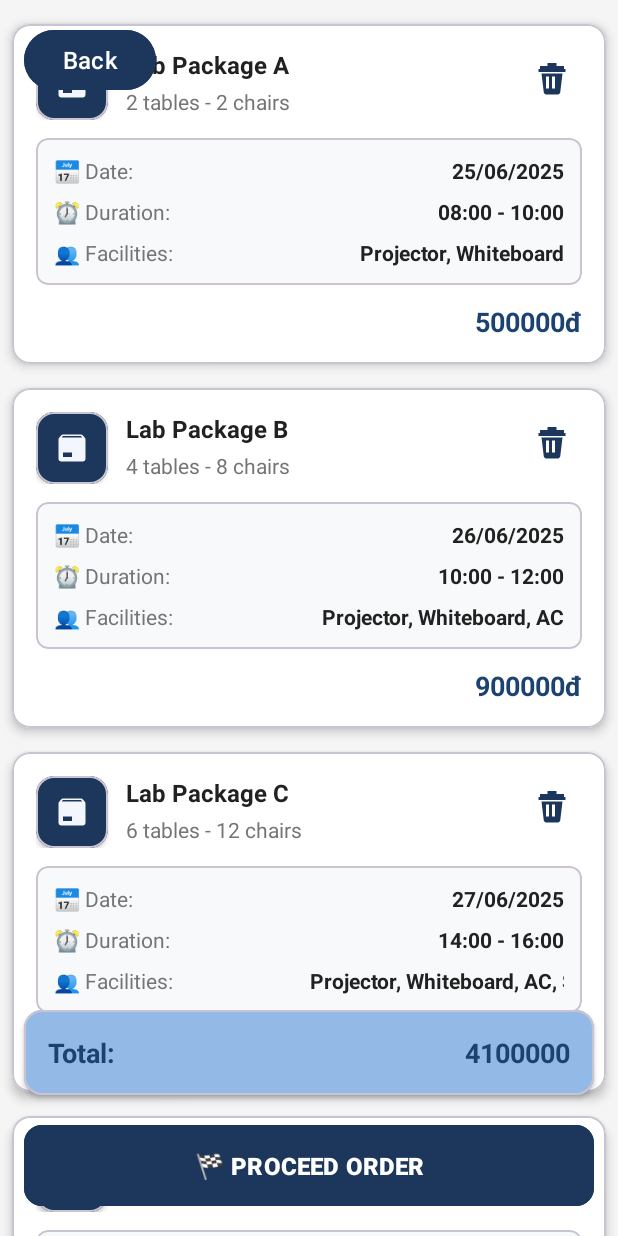
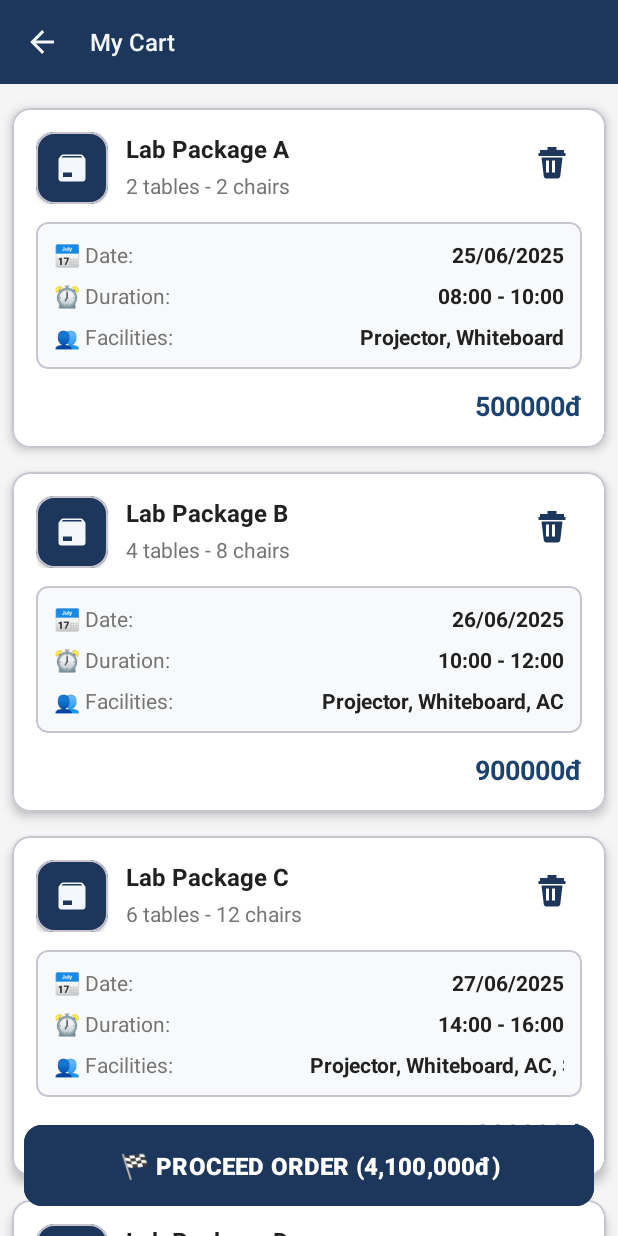
Before and after one commit to haianh18/DemoFuncLAB, an Android app: the CartActivity screen opened directly, with no data from a screen before it, on a phone screen of 412 x 824 dp. Run offline under Robolectric (Android 15) with nearby library versions, the phone set to English and light mode, and no system bars.

Commit message:
fix cart layout

```diff
--- a/app/src/main/java/com/example/demofunclab/CartActivity.java
+++ b/app/src/main/java/com/example/demofunclab/CartActivity.java
@@ -3,6 +3,7 @@ package com.example.demofunclab;
 import android.content.Intent;
 import android.os.Bundle;
 import android.view.View;
+import android.widget.Button;
 import android.widget.LinearLayout;
 import android.widget.TextView;
 
@@ -30,6 +31,8 @@ public class CartActivity extends AppCompatActivity {
     private MaterialCardView summaryCard;
     private TextView textTotal;
 
+    private Button btnProceedOrder;
+
     @Override
     protected void onCreate(Bundle savedInstanceState) {
         super.onCreate(savedInstanceState);
@@ -43,8 +46,10 @@ public class CartActivity extends AppCompatActivity {
 
         recyclerView = findViewById(R.id.recyclerViewCartItems);
         emptyLayout = findViewById(R.id.emptyStateLayout);
-        summaryCard = findViewById(R.id.summaryCard);
-        textTotal = findViewById(R.id.textTotal);
+//        summaryCard = findViewById(R.id.summaryCard);
+//        textTotal = findViewById(R.id.textTotal);
+        btnProceedOrder = findViewById(R.id.btnProceedOrder);
+
 
         recyclerView.setLayoutManager(new LinearLayoutManager(this));
         sampleProducts = new ArrayList<>();
@@ -111,29 +116,32 @@ public class CartActivity extends AppCompatActivity {
         updateCartState();
 
         // Back button logic
-        findViewById(R.id.buttonBackToMain).setOnClickListener(new View.OnClickListener() {
-            @Override
-            public void onClick(View v) {
-                Intent intent = new Intent(CartActivity.this, MainActivity.class);
-                intent.setFlags(Intent.FLAG_ACTIVITY_CLEAR_TOP | Intent.FLAG_ACTIVITY_SINGLE_TOP);
-                startActivity(intent);
-                finish();
-            }
-        });
+//        findViewById(R.id.buttonBackToMain).setOnClickListener(new View.OnClickListener() {
+//            @Override
+//            public void onClick(View v) {
+//                Intent intent = new Intent(CartActivity.this, MainActivity.class);
+//                intent.setFlags(Intent.FLAG_ACTIVITY_CLEAR_TOP | Intent.FLAG_ACTIVITY_SINGLE_TOP);
+//                startActivity(intent);
+//                finish();
+//            }
+//        });
     }
 
     private void updateCartState() {
         if (sampleProducts.isEmpty()) {
             emptyLayout.setVisibility(View.VISIBLE);
             recyclerView.setVisibility(View.GONE);
-            summaryCard.setVisibility(View.GONE);
+//            summaryCard.setVisibility(View.GONE);
+            btnProceedOrder.setVisibility(View.GONE);
         } else {
             emptyLayout.setVisibility(View.GONE);
             recyclerView.setVisibility(View.VISIBLE);
-            summaryCard.setVisibility(View.VISIBLE);
+//            summaryCard.setVisibility(View.VISIBLE);
+            btnProceedOrder.setVisibility(View.VISIBLE);
             int total = 0;
             for (Product p : sampleProducts) total += p.getPrice();
-            textTotal.setText(String.valueOf(total));
+//            textTotal.setText(String.valueOf(total));
+            btnProceedOrder.setText("\uD83C\uDFC1 PROCEED ORDER" + " (" + NumberFormat.getNumberInstance(Locale.US).format(total) + "đ)");
         }
     }
 
--- a/app/src/main/res/layout/activity_cart.xml
+++ b/app/src/main/res/layout/activity_cart.xml
@@ -16,15 +16,18 @@
         android:theme="@style/ThemeOverlay.AppCompat.Dark.ActionBar"
         app:elevation="4dp">
 
-        <!--        <androidx.appcompat.widget.Toolbar-->
-        <!--            android:id="@+id/toolbar"-->
-        <!--            android:layout_width="match_parent"-->
-        <!--            android:layout_height="?attr/actionBarSize"-->
-        <!--            android:background="@color/main_900"-->
-        <!--            app:title="Giỏ đặt phòng"-->
-        <!--            app:titleTextColor="@android:color/white"-->
-        <!--            app:navigationIcon="@drawable/ic_arrow_back_24"-->
-        <!--            app:menu="@menu/cart_menu" />-->
+        <com.google.android.material.appbar.MaterialToolbar
+            android:id="@+id/topAppBar"
+            android:layout_width="match_parent"
+            android:layout_height="wrap_content"
+            android:minHeight="0dp"
+            app:title="My Cart"
+            android:background="@color/main_900"
+            app:titleTextColor="@color/main_50"
+            app:navigationIconTint="@color/main_50"
+            app:titleTextAppearance="@style/OrderConfirmationToolbarTitle"
+            app:navigationIcon="@drawable/arrow_left"
+            />
 
     </com.google.android.material.appbar.AppBarLayout>
 
@@ -103,22 +106,22 @@
     android:background="@android:color/transparent">
 
     <!-- Summary Card -->
-    <com.google.android.material.card.MaterialCardView
-        android:id="@+id/summaryCard"
-        android:layout_width="match_parent"
-        android:layout_height="wrap_content"
-        android:layout_marginLeft="16dp"
-        android:layout_marginRight="16dp"
-        app:cardBackgroundColor="@android:color/white"
-        app:cardCornerRadius="12dp"
-        app:cardElevation="2dp">
+<!--    <com.google.android.material.card.MaterialCardView-->
+<!--        android:id="@+id/summaryCard"-->
+<!--        android:layout_width="match_parent"-->
+<!--        android:layout_height="wrap_content"-->
+<!--        android:layout_marginLeft="16dp"-->
+<!--        android:layout_marginRight="16dp"-->
+<!--        app:cardBackgroundColor="@android:color/white"-->
+<!--        app:cardCornerRadius="12dp"-->
+<!--        app:cardElevation="2dp">-->
 
-        <LinearLayout
-            android:layout_width="match_parent"
-            android:layout_height="wrap_content"
-            android:background="@color/main_300"
-            android:orientation="vertical"
-            android:padding="16dp">
+<!--        <LinearLayout-->
+<!--            android:layout_width="match_parent"-->
+<!--            android:layout_height="wrap_content"-->
+<!--            android:background="@color/main_300"-->
+<!--            android:orientation="vertical"-->
+<!--            android:padding="16dp">-->
 
 <!--            <TextView-->
 <!--                android:layout_width="wrap_content"-->
@@ -189,38 +192,38 @@
 <!--                android:background="#E0E0E0" -->
 <!--                />-->
 
-            <LinearLayout
-                android:layout_width="match_parent"
-                android:layout_height="wrap_content"
-                android:orientation="horizontal">
+<!--            <LinearLayout-->
+<!--                android:layout_width="match_parent"-->
+<!--                android:layout_height="wrap_content"-->
+<!--                android:orientation="horizontal">-->
 
-                <TextView
-                    android:layout_width="0dp"
-                    android:layout_height="wrap_content"
-                    android:layout_weight="1"
-                    android:text="Total:"
-                    android:textColor="@color/main_800"
-                    android:textSize="18sp"
-                    android:textStyle="bold" />
+<!--                <TextView-->
+<!--                    android:layout_width="0dp"-->
+<!--                    android:layout_height="wrap_content"-->
+<!--                    android:layout_weight="1"-->
+<!--                    android:text="Total:"-->
+<!--                    android:textColor="@color/main_800"-->
+<!--                    android:textSize="18sp"-->
+<!--                    android:textStyle="bold" />-->
 
-                <TextView
-                    android:id="@+id/textTotal"
-                    android:layout_width="wrap_content"
-                    android:layout_height="wrap_content"
-                    android:text="1.600.000đ"
-                    android:textColor="@color/main_800"
-                    android:textSize="18sp"
-                    android:textStyle="bold" />
+<!--                <TextView-->
+<!--                    android:id="@+id/textTotal"-->
+<!--                    android:layout_width="wrap_content"-->
+<!--                    android:layout_height="wrap_content"-->
+<!--                    android:text="1.600.000đ"-->
+<!--                    android:textColor="@color/main_800"-->
+<!--                    android:textSize="18sp"-->
+<!--                    android:textStyle="bold" />-->
 
-            </LinearLayout>
+<!--            </LinearLayout>-->
 
-        </LinearLayout>
+<!--        </LinearLayout>-->
 
-    </com.google.android.material.card.MaterialCardView>
+<!--    </com.google.android.material.card.MaterialCardView>-->
 
     <!-- Checkout Button -->
     <com.google.android.material.button.MaterialButton
-        android:id="@+id/buttonCheckout"
+        android:id="@+id/btnProceedOrder"
         android:layout_width="match_parent"
         android:layout_height="wrap_content"
         android:layout_gravity="bottom"
@@ -239,18 +242,18 @@
 
 
     <!-- Back Button -->
-    <com.google.android.material.button.MaterialButton
-        android:id="@+id/buttonBackToMain"
-        android:layout_width="wrap_content"
-        android:layout_height="48dp"
-        android:layout_gravity="top|start"
-        android:layout_margin="16dp"
-        android:textSize="16dp"
-        android:text="Back"
-        android:backgroundTint="@color/main_900"
-        android:contentDescription="Back to Main"
-        app:cornerRadius="24dp"
-        app:elevation="6dp"
-        app:iconGravity="textStart" />
+<!--    <com.google.android.material.button.MaterialButton-->
+<!--        android:id="@+id/buttonBackToMain"-->
+<!--        android:layout_width="wrap_content"-->
+<!--        android:layout_height="48dp"-->
+<!--        android:layout_gravity="top|start"-->
+<!--        android:layout_margin="16dp"-->
+<!--        android:textSize="16dp"-->
+<!--        android:text="Back"-->
+<!--        android:backgroundTint="@color/main_900"-->
+<!--        android:contentDescription="Back to Main"-->
+<!--        app:cornerRadius="24dp"-->
+<!--        app:elevation="6dp"-->
+<!--        app:iconGravity="textStart" />-->
 
 </androidx.coordinatorlayout.widget.CoordinatorLayout>
--- a/app/src/main/res/values/themes.xml
+++ b/app/src/main/res/values/themes.xml
@@ -6,4 +6,7 @@
     </style>
 
     <style name="Theme.DemoFuncLAB" parent="Base.Theme.DemoFuncLAB" />
+    <style name="OrderConfirmationToolbarTitle" parent="TextAppearance.Widget.AppCompat.Toolbar.Title">
+        <item name="android:textSize">16sp</item>
+    </style>
 </resources>
```
